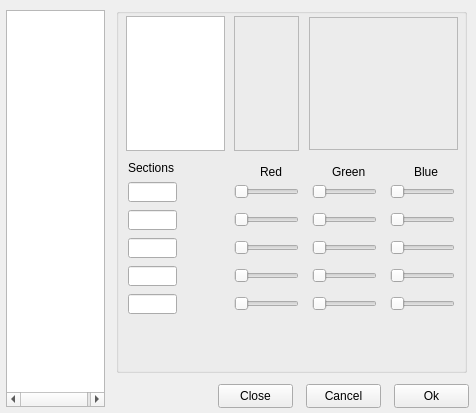
Old version of the form harbour/contrib/hbide/setup.ui in the repository harbour/core.
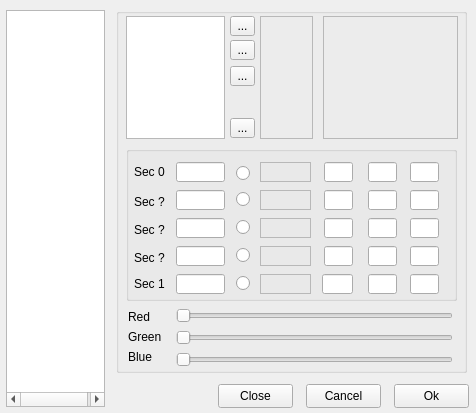
New version of the form. The open tabs and pages were chosen to show the change.

Commit message: 2010-07-07 10:49 UTC-0800 Pritpal Bedi (bedipritpal@hotmail.com)   * contrib/hbide/idesaveload.prg   * contrib/hbide/idestylesheets.prg   * contrib/hbide/setup.ui     + Implemented: application themes - a work-in-progress yet for       final implementation. Just have a fun to play with it currently.       Next commit will see it to real fruitation.

The edit to the form file:
```diff
--- a/harbour/contrib/hbide/setup.ui
+++ b/harbour/contrib/hbide/setup.ui
@@ -1636,80 +1636,79 @@
         <x>10</x>
         <y>8</y>
         <width>99</width>
-        <height>135</height>
+        <height>123</height>
        </rect>
       </property>
      </widget>
-     <widget class="QFrame" name="frameVert">
-      <property name="geometry">
-       <rect>
-        <x>118</x>
-        <y>8</y>
-        <width>65</width>
-        <height>135</height>
-       </rect>
-      </property>
-      <property name="frameShape">
-       <enum>QFrame::StyledPanel</enum>
-      </property>
-      <property name="frameShadow">
-       <enum>QFrame::Raised</enum>
-      </property>
-     </widget>
      <widget class="QFrame" name="frameHorz">
       <property name="geometry">
        <rect>
-        <x>193</x>
-        <y>9</y>
-        <width>149</width>
-        <height>133</height>
-       </rect>
-      </property>
-      <property name="frameShape">
-       <enum>QFrame::StyledPanel</enum>
-      </property>
-      <property name="frameShadow">
-       <enum>QFrame::Raised</enum>
-      </property>
-     </widget>
-     <widget class="QLineEdit" name="editSec1">
-      <property name="geometry">
-       <rect>
-        <x>12</x>
-        <y>174</y>
-        <width>49</width>
-        <height>20</height>
-       </rect>
-      </property>
-     </widget>
-     <widget class="QLabel" name="label_19">
-      <property name="geometry">
-       <rect>
-        <x>12</x>
-        <y>152</y>
+        <x>144</x>
+        <y>8</y>
         <width>53</width>
-        <height>16</height>
+        <height>123</height>
        </rect>
       </property>
-      <property name="text">
-       <string>Sections</string>
+      <property name="frameShape">
+       <enum>QFrame::StyledPanel</enum>
+      </property>
+      <property name="frameShadow">
+       <enum>QFrame::Raised</enum>
+      </property>
+     </widget>
+     <widget class="QFrame" name="frameVert">
+      <property name="geometry">
+       <rect>
+        <x>207</x>
+        <y>8</y>
+        <width>135</width>
+        <height>123</height>
+       </rect>
+      </property>
+      <property name="frameShape">
+       <enum>QFrame::StyledPanel</enum>
+      </property>
+      <property name="frameShadow">
+       <enum>QFrame::Raised</enum>
+      </property>
+     </widget>
+     <widget class="QGroupBox" name="groupBox_23">
+      <property name="geometry">
+       <rect>
+        <x>10</x>
+        <y>138</y>
+        <width>331</width>
+        <height>155</height>
+       </rect>
+      </property>
+      <property name="title">
+       <string/>
+      </property>
+      <widget class="QLineEdit" name="editSec5">
+       <property name="geometry">
+        <rect>
+         <x>50</x>
+         <y>128</y>
+         <width>49</width>
+         <height>20</height>
+        </rect>
+       </property>
+      </widget>
+      <widget class="QLineEdit" name="editSec1">
+       <property name="geometry">
+        <rect>
+         <x>50</x>
+         <y>16</y>
+         <width>49</width>
+         <height>20</height>
+        </rect>
       </property>
      </widget>
      <widget class="QLineEdit" name="editSec2">
       <property name="geometry">
        <rect>
-        <x>12</x>
-        <y>202</y>
-        <width>49</width>
-        <height>20</height>
-       </rect>
-      </property>
-     </widget>
-     <widget class="QLineEdit" name="editSec3">
-      <property name="geometry">
-       <rect>
-        <x>12</x>
-        <y>230</y>
+         <x>50</x>
+         <y>44</y>
         <width>49</width>
         <height>20</height>
        </rect>
@@ -1718,185 +1717,390 @@
      <widget class="QLineEdit" name="editSec4">
       <property name="geometry">
        <rect>
-        <x>12</x>
-        <y>258</y>
+         <x>50</x>
+         <y>100</y>
         <width>49</width>
         <height>20</height>
        </rect>
       </property>
      </widget>
-     <widget class="QLineEdit" name="editSec5">
+      <widget class="QLineEdit" name="editSec3">
       <property name="geometry">
        <rect>
-        <x>12</x>
-        <y>286</y>
+         <x>50</x>
+         <y>72</y>
         <width>49</width>
         <height>20</height>
        </rect>
       </property>
      </widget>
-     <widget class="QSlider" name="sldrRed1">
+      <widget class="QLabel" name="label_19">
       <property name="geometry">
        <rect>
-        <x>118</x>
-        <y>176</y>
-        <width>65</width>
+         <x>8</x>
+         <y>18</y>
+         <width>43</width>
         <height>16</height>
        </rect>
       </property>
-      <property name="orientation">
-       <enum>Qt::Horizontal</enum>
-      </property>
-     </widget>
-     <widget class="QSlider" name="sldrGreen1">
+       <property name="text">
+        <string>Sec 0</string>
+       </property>
+      </widget>
+      <widget class="QLabel" name="label_23">
       <property name="geometry">
        <rect>
-        <x>196</x>
-        <y>176</y>
-        <width>65</width>
+         <x>8</x>
+         <y>130</y>
+         <width>43</width>
         <height>16</height>
        </rect>
       </property>
-      <property name="orientation">
-       <enum>Qt::Horizontal</enum>
-      </property>
-     </widget>
-     <widget class="QSlider" name="sldrBlue1">
+       <property name="text">
+        <string>Sec 1</string>
+       </property>
+      </widget>
+      <widget class="QLabel" name="label_24">
       <property name="geometry">
        <rect>
-        <x>274</x>
-        <y>176</y>
-        <width>65</width>
+         <x>8</x>
+         <y>48</y>
+         <width>37</width>
         <height>16</height>
        </rect>
       </property>
-      <property name="orientation">
-       <enum>Qt::Horizontal</enum>
-      </property>
-     </widget>
-     <widget class="QSlider" name="sldrRed2">
+       <property name="text">
+        <string>Sec ?</string>
+       </property>
+      </widget>
+      <widget class="QLabel" name="label_25">
       <property name="geometry">
        <rect>
-        <x>118</x>
-        <y>204</y>
-        <width>65</width>
+         <x>8</x>
+         <y>76</y>
+         <width>37</width>
         <height>16</height>
        </rect>
       </property>
-      <property name="orientation">
-       <enum>Qt::Horizontal</enum>
-      </property>
-     </widget>
-     <widget class="QSlider" name="sldrGreen2">
+       <property name="text">
+        <string>Sec ?</string>
+       </property>
+      </widget>
+      <widget class="QLabel" name="label_26">
       <property name="geometry">
        <rect>
-        <x>196</x>
-        <y>204</y>
-        <width>65</width>
+         <x>8</x>
+         <y>104</y>
+         <width>37</width>
         <height>16</height>
        </rect>
       </property>
-      <property name="orientation">
-       <enum>Qt::Horizontal</enum>
-      </property>
-     </widget>
-     <widget class="QSlider" name="sldrBlue2">
+       <property name="text">
+        <string>Sec ?</string>
+       </property>
+      </widget>
+      <widget class="QLineEdit" name="editR1">
       <property name="geometry">
        <rect>
-        <x>274</x>
-        <y>204</y>
-        <width>65</width>
-        <height>16</height>
-       </rect>
-      </property>
-      <property name="orientation">
-       <enum>Qt::Horizontal</enum>
-      </property>
-     </widget>
-     <widget class="QSlider" name="sldrRed3">
+         <x>198</x>
+         <y>16</y>
+         <width>29</width>
+         <height>20</height>
+        </rect>
+       </property>
+      </widget>
+      <widget class="QLineEdit" name="editG1">
+       <property name="geometry">
+        <rect>
+         <x>242</x>
+         <y>16</y>
+         <width>29</width>
+         <height>20</height>
+        </rect>
+       </property>
+      </widget>
+      <widget class="QLineEdit" name="editB1">
       <property name="geometry">
        <rect>
-        <x>118</x>
-        <y>232</y>
-        <width>65</width>
-        <height>16</height>
-       </rect>
-      </property>
-      <property name="orientation">
-       <enum>Qt::Horizontal</enum>
-      </property>
-     </widget>
-     <widget class="QSlider" name="sldrGreen3">
+         <x>284</x>
+         <y>16</y>
+         <width>29</width>
+         <height>20</height>
+        </rect>
+       </property>
+      </widget>
+      <widget class="QLineEdit" name="editG2">
+       <property name="geometry">
+        <rect>
+         <x>242</x>
+         <y>44</y>
+         <width>29</width>
+         <height>20</height>
+        </rect>
+       </property>
+      </widget>
+      <widget class="QLineEdit" name="editB2">
       <property name="geometry">
        <rect>
-        <x>196</x>
-        <y>232</y>
-        <width>65</width>
-        <height>16</height>
-       </rect>
-      </property>
-      <property name="orientation">
-       <enum>Qt::Horizontal</enum>
-      </property>
-     </widget>
-     <widget class="QSlider" name="sldrBlue3">
+         <x>284</x>
+         <y>44</y>
+         <width>29</width>
+         <height>20</height>
+        </rect>
+       </property>
+      </widget>
+      <widget class="QLineEdit" name="editR2">
+       <property name="geometry">
+        <rect>
+         <x>198</x>
+         <y>44</y>
+         <width>29</width>
+         <height>20</height>
+        </rect>
+       </property>
+      </widget>
+      <widget class="QLineEdit" name="editG3">
       <property name="geometry">
        <rect>
-        <x>274</x>
-        <y>232</y>
-        <width>65</width>
-        <height>16</height>
-       </rect>
-      </property>
-      <property name="orientation">
-       <enum>Qt::Horizontal</enum>
-      </property>
-     </widget>
-     <widget class="QSlider" name="sldrRed4">
+         <x>242</x>
+         <y>72</y>
+         <width>29</width>
+         <height>20</height>
+        </rect>
+       </property>
+      </widget>
+      <widget class="QLineEdit" name="editB3">
+       <property name="geometry">
+        <rect>
+         <x>284</x>
+         <y>72</y>
+         <width>29</width>
+         <height>20</height>
+        </rect>
+       </property>
+      </widget>
+      <widget class="QLineEdit" name="editR3">
       <property name="geometry">
        <rect>
-        <x>118</x>
-        <y>260</y>
-        <width>65</width>
-        <height>16</height>
-       </rect>
-      </property>
-      <property name="orientation">
-       <enum>Qt::Horizontal</enum>
-      </property>
-     </widget>
-     <widget class="QSlider" name="sldrGreen4">
+         <x>198</x>
+         <y>72</y>
+         <width>29</width>
+         <height>20</height>
+        </rect>
+       </property>
+      </widget>
+      <widget class="QLineEdit" name="editG4">
+       <property name="geometry">
+        <rect>
+         <x>242</x>
+         <y>100</y>
+         <width>29</width>
+         <height>20</height>
+        </rect>
+       </property>
+      </widget>
+      <widget class="QLineEdit" name="editB4">
       <property name="geometry">
        <rect>
+         <x>284</x>
+         <y>100</y>
+         <width>29</width>
+         <height>20</height>
+        </rect>
+       </property>
+      </widget>
+      <widget class="QLineEdit" name="editR4">
+       <property name="geometry">
+        <rect>
+         <x>198</x>
+         <y>100</y>
+         <width>29</width>
+         <height>20</height>
+        </rect>
+       </property>
+      </widget>
+      <widget class="QLineEdit" name="editG5">
+       <property name="geometry">
+        <rect>
+         <x>242</x>
+         <y>128</y>
+         <width>29</width>
+         <height>20</height>
+        </rect>
+       </property>
+      </widget>
+      <widget class="QLineEdit" name="editB5">
+       <property name="geometry">
+        <rect>
+         <x>284</x>
+         <y>128</y>
+         <width>29</width>
+         <height>20</height>
+        </rect>
+       </property>
+      </widget>
+      <widget class="QLineEdit" name="editR5">
+       <property name="geometry">
+        <rect>
         <x>196</x>
-        <y>260</y>
-        <width>65</width>
-        <height>16</height>
-       </rect>
-      </property>
-      <property name="orientation">
-       <enum>Qt::Horizontal</enum>
-      </property>
-     </widget>
-     <widget class="QSlider" name="sldrBlue4">
+         <y>128</y>
+         <width>31</width>
+         <height>20</height>
+        </rect>
+       </property>
+      </widget>
+      <widget class="QRadioButton" name="radioSec1">
+       <property name="geometry">
+        <rect>
+         <x>110</x>
+         <y>16</y>
+         <width>19</width>
+         <height>23</height>
+        </rect>
+       </property>
+       <property name="text">
+        <string/>
+       </property>
+      </widget>
+      <widget class="QRadioButton" name="radioSec2">
       <property name="geometry">
        <rect>
-        <x>274</x>
-        <y>260</y>
-        <width>65</width>
-        <height>16</height>
-       </rect>
-      </property>
-      <property name="orientation">
-       <enum>Qt::Horizontal</enum>
-      </property>
-     </widget>
-     <widget class="QSlider" name="sldrRed5">
+         <x>110</x>
+         <y>44</y>
+         <width>19</width>
+         <height>19</height>
+        </rect>
+       </property>
+       <property name="text">
+        <string/>
+       </property>
+      </widget>
+      <widget class="QRadioButton" name="radioSec3">
       <property name="geometry">
        <rect>
-        <x>118</x>
-        <y>288</y>
-        <width>65</width>
+         <x>110</x>
+         <y>72</y>
+         <width>19</width>
+         <height>19</height>
+        </rect>
+       </property>
+       <property name="text">
+        <string/>
+       </property>
+      </widget>
+      <widget class="QRadioButton" name="radioSec4">
+       <property name="geometry">
+        <rect>
+         <x>110</x>
+         <y>100</y>
+         <width>19</width>
+         <height>19</height>
+        </rect>
+       </property>
+       <property name="text">
+        <string/>
+       </property>
+      </widget>
+      <widget class="QRadioButton" name="radioSec5">
+       <property name="geometry">
+        <rect>
+         <x>110</x>
+         <y>128</y>
+         <width>19</width>
+         <height>19</height>
+        </rect>
+       </property>
+       <property name="text">
+        <string/>
+       </property>
+      </widget>
+      <widget class="QFrame" name="frameSec1">
+       <property name="geometry">
+        <rect>
+         <x>134</x>
+         <y>16</y>
+         <width>51</width>
+         <height>20</height>
+        </rect>
+       </property>
+       <property name="frameShape">
+        <enum>QFrame::StyledPanel</enum>
+       </property>
+       <property name="frameShadow">
+        <enum>QFrame::Raised</enum>
+       </property>
+      </widget>
+      <widget class="QFrame" name="frameSec2">
+       <property name="geometry">
+        <rect>
+         <x>134</x>
+         <y>44</y>
+         <width>51</width>
+         <height>20</height>
+        </rect>
+       </property>
+       <property name="frameShape">
+        <enum>QFrame::StyledPanel</enum>
+       </property>
+       <property name="frameShadow">
+        <enum>QFrame::Raised</enum>
+       </property>
+      </widget>
+      <widget class="QFrame" name="frameSec3">
+       <property name="geometry">
+        <rect>
+         <x>134</x>
+         <y>72</y>
+         <width>51</width>
+         <height>20</height>
+        </rect>
+       </property>
+       <property name="frameShape">
+        <enum>QFrame::StyledPanel</enum>
+       </property>
+       <property name="frameShadow">
+        <enum>QFrame::Raised</enum>
+       </property>
+      </widget>
+      <widget class="QFrame" name="frameSec4">
+       <property name="geometry">
+        <rect>
+         <x>134</x>
+         <y>100</y>
+         <width>51</width>
+         <height>20</height>
+        </rect>
+       </property>
+       <property name="frameShape">
+        <enum>QFrame::StyledPanel</enum>
+       </property>
+       <property name="frameShadow">
+        <enum>QFrame::Raised</enum>
+       </property>
+      </widget>
+      <widget class="QFrame" name="frameSec5">
+       <property name="geometry">
+        <rect>
+         <x>134</x>
+         <y>128</y>
+         <width>51</width>
+         <height>20</height>
+        </rect>
+       </property>
+       <property name="frameShape">
+        <enum>QFrame::StyledPanel</enum>
+       </property>
+       <property name="frameShadow">
+        <enum>QFrame::Raised</enum>
+       </property>
+      </widget>
+     </widget>
+     <widget class="QSlider" name="sliderRed">
+      <property name="geometry">
+       <rect>
+        <x>60</x>
+        <y>300</y>
+        <width>277</width>
         <height>16</height>
        </rect>
       </property>
@@ -1907,9 +2111,9 @@
      <widget class="QSlider" name="sldrGreen5">
       <property name="geometry">
        <rect>
-        <x>196</x>
-        <y>288</y>
-        <width>65</width>
+        <x>60</x>
+        <y>322</y>
+        <width>277</width>
         <height>16</height>
        </rect>
       </property>
@@ -1920,9 +2124,9 @@
      <widget class="QSlider" name="sldrBlue5">
       <property name="geometry">
        <rect>
-        <x>274</x>
-        <y>288</y>
-        <width>65</width>
+        <x>60</x>
+        <y>344</y>
+        <width>277</width>
         <height>16</height>
        </rect>
       </property>
@@ -1933,10 +2137,10 @@
      <widget class="QLabel" name="label_20">
       <property name="geometry">
        <rect>
-        <x>144</x>
-        <y>156</y>
-        <width>27</width>
-        <height>16</height>
+        <x>12</x>
+        <y>302</y>
+        <width>46</width>
+        <height>14</height>
        </rect>
       </property>
       <property name="text">
@@ -1946,10 +2150,10 @@
      <widget class="QLabel" name="label_21">
       <property name="geometry">
        <rect>
-        <x>216</x>
-        <y>156</y>
-        <width>37</width>
-        <height>16</height>
+        <x>12</x>
+        <y>322</y>
+        <width>46</width>
+        <height>14</height>
        </rect>
       </property>
       <property name="text">
@@ -1959,16 +2163,68 @@
      <widget class="QLabel" name="label_22">
       <property name="geometry">
        <rect>
-        <x>298</x>
-        <y>156</y>
-        <width>31</width>
-        <height>16</height>
+        <x>12</x>
+        <y>342</y>
+        <width>46</width>
+        <height>14</height>
        </rect>
       </property>
       <property name="text">
        <string>Blue</string>
       </property>
      </widget>
+     <widget class="QToolButton" name="buttonThmAdd">
+      <property name="geometry">
+       <rect>
+        <x>114</x>
+        <y>8</y>
+        <width>25</width>
+        <height>20</height>
+       </rect>
+      </property>
+      <property name="text">
+       <string>...</string>
+      </property>
+     </widget>
+     <widget class="QToolButton" name="buttonThmDel">
+      <property name="geometry">
+       <rect>
+        <x>114</x>
+        <y>32</y>
+        <width>25</width>
+        <height>20</height>
+       </rect>
+      </property>
+      <property name="text">
+       <string>...</string>
+      </property>
+     </widget>
+     <widget class="QToolButton" name="buttonThmCpy">
+      <property name="geometry">
+       <rect>
+        <x>114</x>
+        <y>58</y>
+        <width>25</width>
+        <height>20</height>
+       </rect>
+      </property>
+      <property name="text">
+       <string>...</string>
+      </property>
+     </widget>
+     <widget class="QToolButton" name="buttonThmSav">
+      <property name="geometry">
+       <rect>
+        <x>114</x>
+        <y>110</y>
+        <width>25</width>
+        <height>20</height>
+       </rect>
+      </property>
+      <property name="text">
+       <string>...</string>
+      </property>
+     </widget>
     </widget>
    </widget>
   </widget>
```
Left out of the diff: 4 changed lines with no effect on the pictures. Lines whose indentation alone changed are shown as unchanged. The commit also changes 3 other files.
